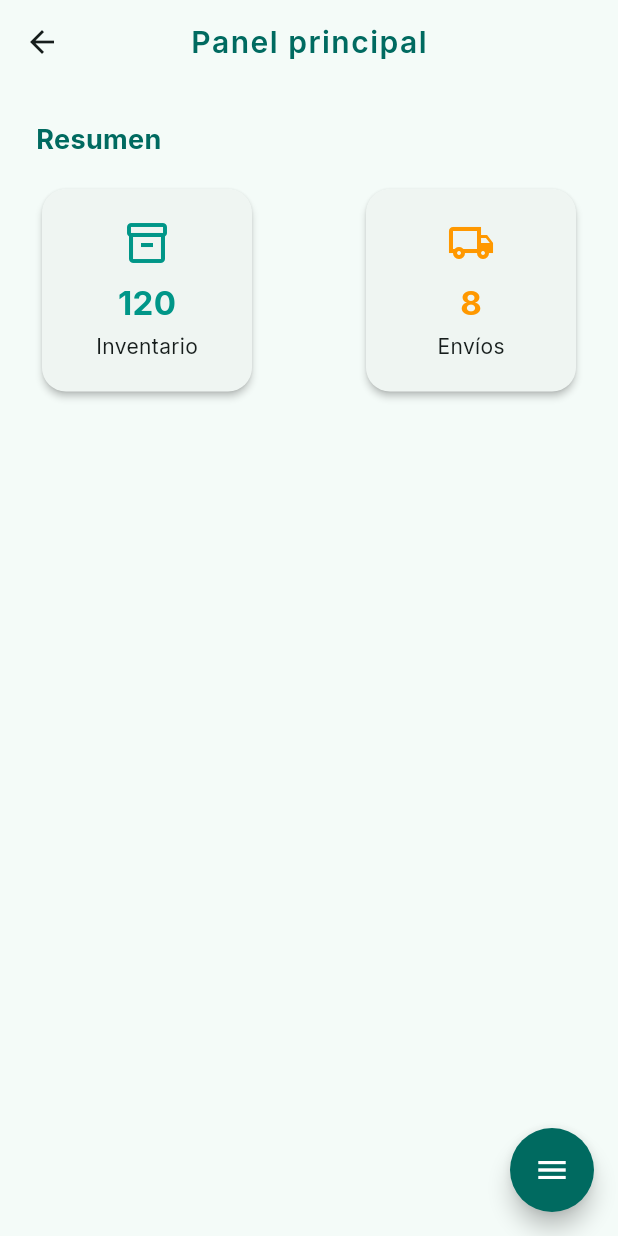
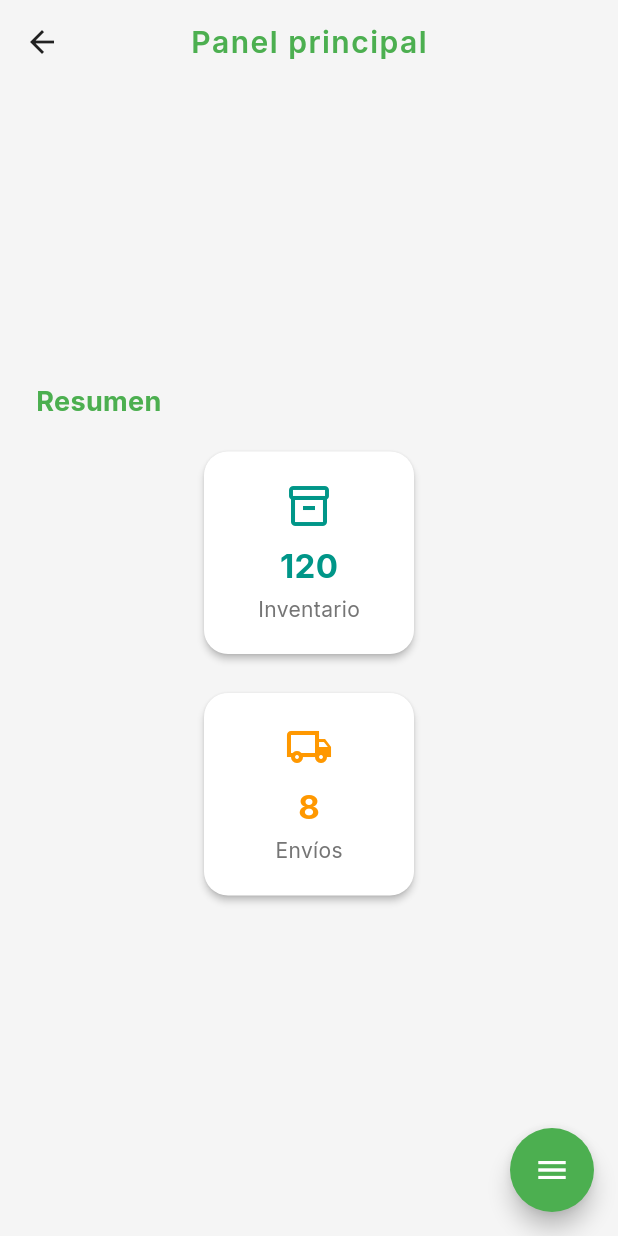
Before and after one commit to JA-SB-DEV/loginpage, a Flutter app: the DashboardScreen screen opened directly, on a phone screen of 412 x 824 dp. Run offline on Flutter 3.47's test engine with Material 3 defaults, Android fonts, the phone set to English and light mode, and no system bars; drawn by our look-alikes of flutter_speed_dial; our stand-ins replace fl_chart, google_fonts, local_auth, printing, qr_flutter.

Commit message:
Diseño responsive en el dashboard

```diff
--- a/lib/Views/dashboard.dart
+++ b/lib/Views/dashboard.dart
@@ -11,6 +11,8 @@ class DashboardScreen extends StatelessWidget {
   @override
   Widget build(BuildContext context) {
     final colorScheme = Theme.of(context).colorScheme;
+    final width = MediaQuery.of(context).size.width;
+    final isDesktop = width > 900;
 
     return Scaffold(
       backgroundColor: colorScheme.background,
@@ -23,27 +25,54 @@ class DashboardScreen extends StatelessWidget {
           style: GoogleFonts.inter(
             color: colorScheme.primary,
             fontWeight: FontWeight.w600,
-            fontSize: 20,
+            fontSize: isDesktop ? 26 : 20,
             letterSpacing: 1,
           ),
         ),
       ),
-      body: SingleChildScrollView(
+      body: Center(
+        child: ConstrainedBox(
+          constraints: BoxConstraints(maxWidth: isDesktop ? 1100 : 600),
+          child: SingleChildScrollView(
             padding: const EdgeInsets.all(24),
-        child: Column(
+            child: LayoutBuilder(
+              builder: (context, constraints) {
+                return Column(
                   crossAxisAlignment: CrossAxisAlignment.stretch,
                   children: [
                     Text(
                       'Resumen',
                       style: GoogleFonts.inter(
-                fontSize: 18,
+                        fontSize: isDesktop ? 22 : 18,
                         fontWeight: FontWeight.w700,
                         color: colorScheme.primary,
                       ),
                     ),
                     const SizedBox(height: 16),
-            Row(
+                    isDesktop
+                        ? Row(
                           mainAxisAlignment: MainAxisAlignment.spaceBetween,
+                          children: [
+                            Expanded(
+                              child: _DashboardCard(
+                                icon: Icons.inventory_2_outlined,
+                                label: 'Inventario',
+                                value: '120',
+                                color: Colors.teal,
+                              ),
+                            ),
+                            const SizedBox(width: 18),
+                            Expanded(
+                              child: _DashboardCard(
+                                icon: Icons.local_shipping_outlined,
+                                label: 'Envíos',
+                                value: '8',
+                                color: Colors.orange,
+                              ),
+                            ),
+                          ],
+                        )
+                        : Column(
                           children: [
                             _DashboardCard(
                               icon: Icons.inventory_2_outlined,
@@ -51,6 +80,7 @@ class DashboardScreen extends StatelessWidget {
                               value: '120',
                               color: Colors.teal,
                             ),
+                            const SizedBox(height: 18),
                             _DashboardCard(
                               icon: Icons.local_shipping_outlined,
                               label: 'Envíos',
@@ -62,6 +92,10 @@ class DashboardScreen extends StatelessWidget {
                     const SizedBox(height: 24),
                     // Accesos rápidos eliminados para un dashboard más limpio.
                   ],
+                );
+              },
+            ),
+          ),
         ),
       ),
       floatingActionButton: SpeedDial(
--- a/lib/main.dart
+++ b/lib/main.dart
@@ -1,6 +1,68 @@
 import 'package:flutter/material.dart';
 import 'Views/login.dart';
 import 'Widgets/dark_theme.dart';
+
+// --- Tema claro personalizado ---
+final ThemeData lightTheme = ThemeData(
+  useMaterial3: true,
+  fontFamily: 'Helvetica',
+  colorScheme: ColorScheme(
+    brightness: Brightness.light,
+    primary: const Color(0xFF4CAF50), // Verde oliva moderno
+    onPrimary: Colors.white,
+    secondary: const Color(0xFFF4C430), // Amarillo mostaza suave
+    onSecondary: Colors.white,
+    background: const Color(0xFFF5F5F5), // Blanco humo
+    onBackground: const Color(0xFF212121), // Texto principal
+    surface: const Color(0xFFFFFFFF), // Fondo tarjetas
+    onSurface: const Color(0xFF212121), // Texto principal
+    error: const Color(0xFFE57373), // Rojo suave
+    onError: Colors.white,
+  ),
+  scaffoldBackgroundColor: const Color(0xFFF5F5F5),
+  cardColor: const Color(0xFFFFFFFF),
+  textTheme: const TextTheme(
+    bodyLarge: TextStyle(color: Color(0xFF212121)),
+    bodyMedium: TextStyle(color: Color(0xFF757575)),
+  ),
+  dividerColor: const Color(0xFFE0E0E0),
+  snackBarTheme: const SnackBarThemeData(
+    backgroundColor: Color(0xFF4CAF50),
+    contentTextStyle: TextStyle(color: Colors.white),
+  ),
+  visualDensity: VisualDensity.adaptivePlatformDensity,
+);
+
+// --- Tema oscuro personalizado ---
+final ThemeData darkTheme = ThemeData(
+  useMaterial3: true,
+  fontFamily: 'Helvetica',
+  colorScheme: ColorScheme(
+    brightness: Brightness.dark,
+    primary: const Color(0xFF66BB6A), // Verde oliva brillante
+    onPrimary: Colors.white,
+    secondary: const Color(0xFFFFD54F), // Amarillo maíz
+    onSecondary: Colors.black,
+    background: const Color(0xFF121212), // Gris carbón
+    onBackground: Colors.white, // Texto principal
+    surface: const Color(0xFF1E1E1E), // Gris oscuro
+    onSurface: Colors.white, // Texto principal
+    error: const Color(0xFFEF9A9A), // Rojo claro
+    onError: Colors.white,
+  ),
+  scaffoldBackgroundColor: const Color(0xFF121212),
+  cardColor: const Color(0xFF1E1E1E),
+  textTheme: const TextTheme(
+    bodyLarge: TextStyle(color: Colors.white),
+    bodyMedium: TextStyle(color: Color(0xFFBDBDBD)),
+  ),
+  dividerColor: const Color(0xFF2C2C2C),
+  snackBarTheme: const SnackBarThemeData(
+    backgroundColor: Color(0xFF66BB6A),
+    contentTextStyle: TextStyle(color: Colors.white),
+  ),
+  visualDensity: VisualDensity.adaptivePlatformDensity,
+);
 
 void main() {
   WidgetsFlutterBinding.ensureInitialized();
@@ -18,21 +80,8 @@ class MyApp extends StatelessWidget {
         return MaterialApp(
           title: 'HERIS Envíos',
           debugShowCheckedModeBanner: false,
-          theme: ThemeData(
-            fontFamily: 'Helvetica',
-            colorScheme: ColorScheme.fromSeed(seedColor: Colors.teal),
-            useMaterial3: true,
-            brightness: Brightness.light,
-          ),
-          darkTheme: ThemeData(
-            fontFamily: 'Helvetica',
-            colorScheme: ColorScheme.fromSeed(
-              seedColor: Colors.teal,
-              brightness: Brightness.dark,
-            ),
-            useMaterial3: true,
-            brightness: Brightness.dark,
-          ),
+          theme: lightTheme,
+          darkTheme: darkTheme,
           themeMode: currentMode,
           home: const LoginScreen(),
         );
```
Lines whose indentation alone changed are shown as unchanged.
